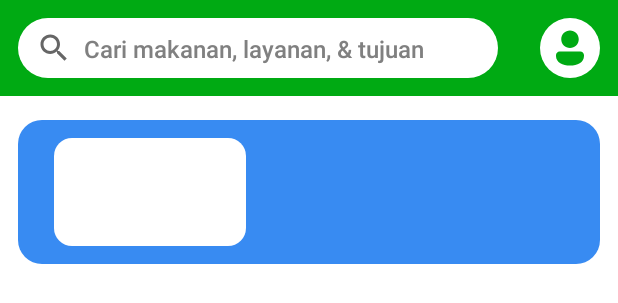
After one commit to RaflyRaihan11191053/My_Application, an Android app: the layout activity_layout_gojek.xml on its own in the app's theme, with its tools: preview values and no code run, on a phone screen of 412 x 824 dp. The commit adds this screen. Shown: the top 303 px of the screen. Run offline under Robolectric (Android 15) with nearby library versions, the phone set to English and light mode, and no system bars.

Commit message:
Add some code

```diff
--- a/app/build.gradle
+++ b/app/build.gradle
@@ -42,7 +42,9 @@ dependencies {
     implementation 'androidx.constraintlayout:constraintlayout:2.0.4'
     implementation 'androidx.navigation:navigation-fragment-ktx:2.3.5'
     implementation 'androidx.navigation:navigation-ui-ktx:2.3.5'
+    implementation 'com.github.bumptech.glide:glide:4.13.0'
     testImplementation 'junit:junit:4.13.2'
     androidTestImplementation 'androidx.test.ext:junit:1.1.3'
     androidTestImplementation 'androidx.test.espresso:espresso-core:3.4.0'
+    annotationProcessor 'com.github.bumptech.glide:compiler:4.13.0'
 }
--- a/app/src/main/AndroidManifest.xml
+++ b/app/src/main/AndroidManifest.xml
@@ -10,7 +10,7 @@
         android:supportsRtl="true"
         android:theme="@style/Theme.MyApplication">
         <activity
-            android:name=".ConstraintActivity"
+            android:name=".LayoutGojek"
             android:exported="true">
             <intent-filter>
                 <action android:name="android.intent.action.MAIN" />
@@ -19,9 +19,12 @@
             </intent-filter>
         </activity>
         <activity
-            android:name=".MainActivity"
+            android:name=".ConstraintActivity"
             android:exported="true">
         </activity>
+        <activity
+            android:name=".MainActivity"
+            android:exported="true"></activity>
     </application>
 
 </manifest>
--- /dev/null
+++ b/app/src/main/java/com/example/myapplication/LayoutGojek.kt
@@ -0,0 +1,13 @@
+package com.example.myapplication
+
+import androidx.appcompat.app.AppCompatActivity
+import android.os.Bundle
+import android.widget.ImageView
+import com.bumptech.glide.Glide
+
+class LayoutGojek : AppCompatActivity() {
+    override fun onCreate(savedInstanceState: Bundle?) {
+        super.onCreate(savedInstanceState)
+        setContentView(R.layout.activity_layout_gojek)
+    }
+}
--- /dev/null
+++ b/app/src/main/res/drawable/gopay_gojek.xml
@@ -0,0 +1,8 @@
+<?xml version="1.0" encoding="utf-8"?>
+<shape xmlns:android="http://schemas.android.com/apk/res/android"
+    android:shape="rectangle">
+
+    <corners
+        android:radius="12dp" />
+
+</shape>
--- /dev/null
+++ b/app/src/main/res/drawable/gopayview_gojek.xml
@@ -0,0 +1,8 @@
+<?xml version="1.0" encoding="utf-8"?>
+<shape xmlns:android="http://schemas.android.com/apk/res/android"
+    android:shape="rectangle">
+
+    <corners
+        android:radius="16dp" />
+
+</shape>
--- /dev/null
+++ b/app/src/main/res/drawable/ic_icon_profile.xml
@@ -0,0 +1,12 @@
+<vector xmlns:android="http://schemas.android.com/apk/res/android"
+    android:width="40dp"
+    android:height="40dp"
+    android:viewportWidth="40"
+    android:viewportHeight="40">
+  <path
+      android:pathData="M20,20m-20,0a20,20 0,1 1,40 0a20,20 0,1 1,-40 0"
+      android:fillColor="#ffffff"/>
+  <path
+      android:pathData="M26.8541,22.3333C28.1827,22.3333 29.2676,23.378 29.3303,24.6916L29.3332,24.8117V25.25C29.3332,27.4407 28.2005,29.0807 26.4631,30.1384C24.7545,31.1786 22.4579,31.6667 19.9998,31.6667C17.5417,31.6667 15.2451,31.1786 13.5366,30.1384C11.8518,29.1127 10.7357,27.5396 10.6696,25.4476L10.6665,25.25V24.8119C10.6665,23.4827 11.7124,22.3988 13.0255,22.3362L13.1456,22.3333H26.8541ZM19.9998,8.3333C23.2215,8.3333 25.8332,10.945 25.8332,14.1667C25.8332,17.3883 23.2215,20 19.9998,20C16.7782,20 14.1665,17.3883 14.1665,14.1667C14.1665,10.945 16.7782,8.3333 19.9998,8.3333Z"
+      android:fillColor="#00AA13"/>
+</vector>
--- /dev/null
+++ b/app/src/main/res/drawable/searchview_gojek.xml
@@ -0,0 +1,8 @@
+<?xml version="1.0" encoding="utf-8"?>
+<shape xmlns:android="http://schemas.android.com/apk/res/android"
+    android:shape="rectangle">
+
+    <corners
+        android:radius="40dp" />
+
+</shape>
--- /dev/null
+++ b/app/src/main/res/layout/activity_layout_gojek.xml
@@ -0,0 +1,79 @@
+<?xml version="1.0" encoding="utf-8"?>
+<ScrollView xmlns:android="http://schemas.android.com/apk/res/android"
+    xmlns:app="http://schemas.android.com/apk/res-auto"
+    xmlns:tools="http://schemas.android.com/tools"
+    android:layout_width="match_parent"
+    android:layout_height="match_parent"
+    tools:context=".LayoutGojek">
+
+    <androidx.constraintlayout.widget.ConstraintLayout
+        android:layout_width="match_parent"
+        android:layout_height="match_parent">
+
+        <FrameLayout
+            android:id="@+id/frame_one"
+            android:background="@color/green"
+            android:layout_width="match_parent"
+            android:layout_height="64dp" />
+
+        <SearchView
+            android:id="@+id/search_gojek"
+            android:background="@drawable/searchview_gojek"
+            android:backgroundTint="@color/white"
+            app:layout_constraintStart_toStartOf="parent"
+            app:layout_constraintTop_toBottomOf="@id/frame_one"
+            app:layout_constraintBottom_toTopOf="@id/frame_one"
+            android:layout_marginStart="12dp"
+            android:layout_width="320dp"
+            android:layout_height="40dp" />
+
+        <ImageView
+            android:id="@+id/icon_profile"
+            android:src="@drawable/ic_icon_profile"
+            app:layout_constraintEnd_toEndOf="parent"
+            app:layout_constraintTop_toBottomOf="@id/frame_one"
+            app:layout_constraintBottom_toTopOf="@id/frame_one"
+            android:layout_marginEnd="12dp"
+            android:layout_width="40dp"
+            android:layout_height="40dp" />
+
+        <TextView
+            android:id="@+id/search_text"
+            android:text="@string/search_text"
+            android:fontFamily="sans-serif-medium"
+            android:textColor="@color/dark_grey"
+            android:textSize="16sp"
+            app:layout_constraintStart_toStartOf="parent"
+            app:layout_constraintTop_toTopOf="@+id/search_gojek"
+            app:layout_constraintBottom_toBottomOf="@+id/search_gojek"
+            android:layout_marginStart="56dp"
+            android:layout_width="wrap_content"
+            android:layout_height="wrap_content" />
+
+        <FrameLayout
+            android:id="@+id/frame_two"
+            android:background="@drawable/gopayview_gojek"
+            android:backgroundTint="@color/gojek_blue"
+            app:layout_constraintStart_toStartOf="parent"
+            app:layout_constraintEnd_toEndOf="parent"
+            app:layout_constraintTop_toBottomOf="@id/frame_one"
+            android:layout_marginTop="16dp"
+            android:layout_marginStart="12dp"
+            android:layout_marginEnd="12dp"
+            android:layout_width="match_parent"
+            android:layout_height="96dp" />
+
+        <FrameLayout
+            android:id="@+id/frame_three"
+            android:background="@drawable/gopay_gojek"
+            android:backgroundTint="@color/white"
+            app:layout_constraintTop_toTopOf="@+id/frame_two"
+            app:layout_constraintBottom_toBottomOf="@+id/frame_two"
+            app:layout_constraintStart_toStartOf="@+id/frame_two"
+            android:layout_marginStart="24dp"
+            android:layout_width="128dp"
+            android:layout_height="72dp" />
+
+    </androidx.constraintlayout.widget.ConstraintLayout>
+
+</ScrollView>
--- a/app/src/main/res/values/colors.xml
+++ b/app/src/main/res/values/colors.xml
@@ -5,6 +5,8 @@
     <color name="purple_700">#FF3700B3</color>
     <color name="teal_200">#FF03DAC5</color>
     <color name="teal_700">#FF018786</color>
+    <color name="green">#00AA13</color>
+    <color name="gojek_blue">#388BF2</color>
     <color name="black">#FF000000</color>
     <color name="white">#FFFFFFFF</color>
     <color name="blue">#3E58E7</color>
--- a/app/src/main/res/values/strings.xml
+++ b/app/src/main/res/values/strings.xml
@@ -9,6 +9,9 @@
         <item>Ipad</item>
         <item>Iwatch</item>
     </string-array>
+
+    <string name="search_text">Cari makanan, layanan, &amp; tujuan</string>
+
     <string name="title_activity_main2">MainActivity2</string>
     <!-- Strings used for fragments for navigation -->
     <string name="first_fragment_label">First Fragment</string>
--- a/app/src/main/res/values/themes.xml
+++ b/app/src/main/res/values/themes.xml
@@ -2,12 +2,12 @@
     <!-- Base application theme. -->
     <style name="Theme.MyApplication" parent="Theme.MaterialComponents.DayNight.DarkActionBar">
         <!-- Primary brand color. -->
-        <item name="colorPrimary">@color/purple_500</item>
-        <item name="colorPrimaryVariant">@color/purple_700</item>
+        <item name="colorPrimary">@color/green</item>
+        <item name="colorPrimaryVariant">@color/green</item>
         <item name="colorOnPrimary">@color/white</item>
         <!-- Secondary brand color. -->
-        <item name="colorSecondary">@color/ungu_binar</item>
-        <item name="colorSecondaryVariant">@color/ungu_binar</item>
+        <item name="colorSecondary">@color/green</item>
+        <item name="colorSecondaryVariant">@color/green</item>
         <item name="colorOnSecondary">@color/black</item>
         <!-- Status bar color. -->
         <item name="android:statusBarColor" tools:targetApi="l">?attr/colorPrimaryVariant</item>
```
Also changed, not shown: app/src/main/res/layout/activity_constraint.xml (line endings or trailing spaces).
